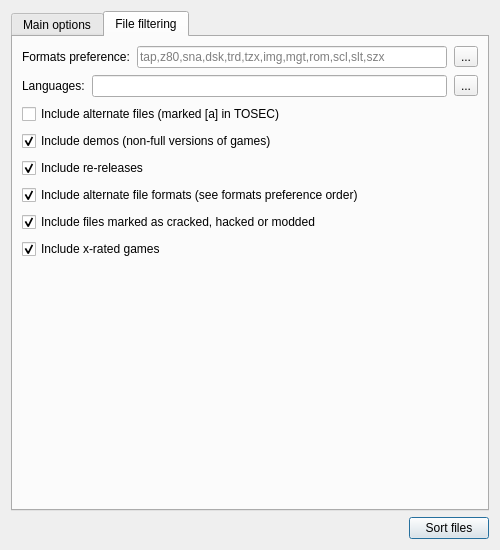
This is ui/SorterLauncher.ui in ladyeklipse/ZX-Pokemaster as Qt 5 draws it before an edit. The edited form follows.
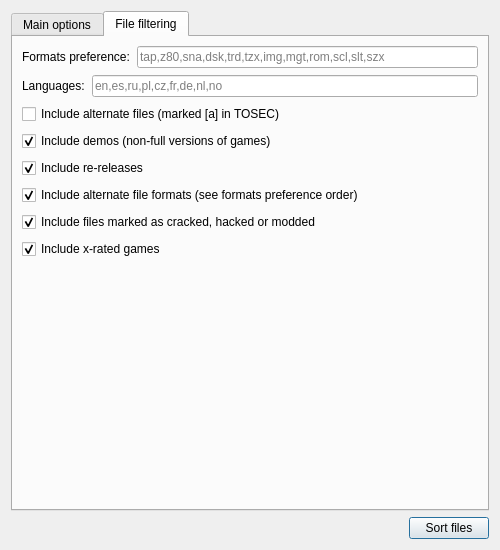
This is the edited form. The open tabs and pages were chosen to show the change. Icons and pictures are not drawn.

```diff
--- a/ui/SorterLauncher.ui
+++ b/ui/SorterLauncher.ui
@@ -291,13 +291,6 @@
            </property>
           </widget>
          </item>
-         <item>
-          <widget class="QToolButton" name="btnFormatPreferenceWindow">
-           <property name="text">
-            <string>...</string>
-           </property>
-          </widget>
-         </item>
         </layout>
        </item>
        <item>
@@ -318,14 +311,7 @@
             <string/>
            </property>
            <property name="placeholderText">
-            <string/>
-           </property>
-          </widget>
-         </item>
-         <item>
-          <widget class="QToolButton" name="btnChooseLanguages">
-           <property name="text">
-            <string>...</string>
+            <string>en,es,ru,pl,cz,fr,de,nl,no</string>
            </property>
           </widget>
          </item>
```
Left out of the diff: 5 changed lines with no effect on the pictures.
